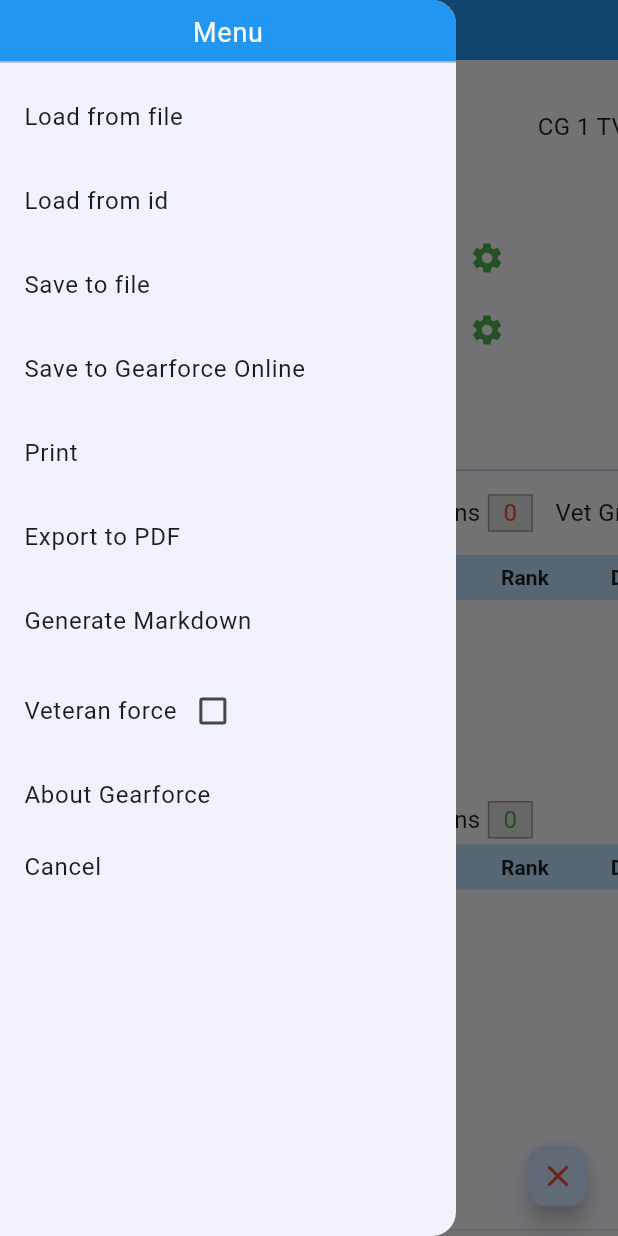
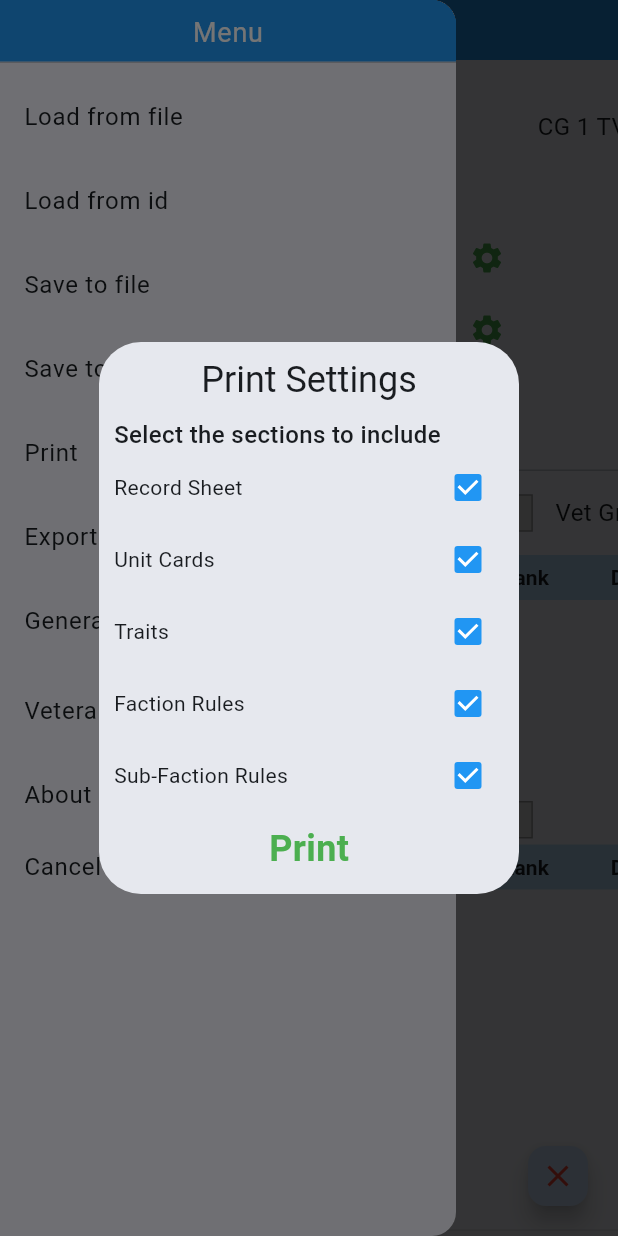
Before and after one commit to Ariemeth/gearforce-flutter, a Flutter app: the screen it shows after launch, in the side drawer, after a tap on "Print", on a phone screen of 412 x 824 dp. Run offline on Flutter 3.47's test engine with Material 3 defaults, Android fonts, the phone set to English and light mode, and no system bars; our stand-ins replace pdf, printing; missing offline and left inert: file_selector.

Commit message:
Added dialog to select which sections of the pdf to export/print

```diff
--- a/lib/screens/roster/pdf/pdf.dart
+++ b/lib/screens/roster/pdf/pdf.dart
@@ -6,6 +6,7 @@ import 'package:gearforce/screens/roster/pdf/record_sheet/record_sheet.dart';
 import 'package:gearforce/screens/roster/pdf/record_sheet/rules_sheet.dart';
 import 'package:gearforce/screens/roster/pdf/record_sheet/traits_sheet.dart';
 import 'package:gearforce/screens/roster/pdf/unit_cards/unit_cards.dart';
+import 'package:gearforce/widgets/pdf_settings.dart';
 import 'package:pdf/pdf.dart';
 import 'package:pdf/widgets.dart' as pw;
 import 'package:printing/printing.dart';
@@ -19,26 +20,63 @@ const double _bottomPageMargins = PdfPageFormat.inch / 28;
 const double _unitCardMargins = 5.0 / 2.0;
 const pw.EdgeInsets _footerMargin = const pw.EdgeInsets.only(top: 0);
 
-Future<bool> printPDF(UnitRoster roster, {required String version}) async {
+Future<bool> printPDF(
+  UnitRoster roster,
+  PDFSettings settings, {
+  required String version,
+}) async {
   // This is where we print the document
   return Printing.layoutPdf(
     // [onLayout] will be called multiple times
     // when the user changes the printer or printer settings
     onLayout: (PdfPageFormat format) {
       // Any valid Pdf document can be returned here as a list of int
-      return buildPdf(format, roster, version: version);
+      return buildPdf(format, roster, settings, version: version);
     },
   );
 }
 
+Future<void> downloadPDF(
+  UnitRoster roster,
+  PDFSettings settings, {
+  required String version,
+}) async {
+  final pdf = await buildPdf(
+    PdfPageFormat.letter,
+    roster,
+    settings,
+    version: version,
+  );
+
+  final String fileName = '${roster.name ?? _defaultRosterFileName}.pdf';
+  final saveLocation = await getSaveLocation(suggestedName: fileName);
+  if (saveLocation == null) {
+    // Operation was canceled by the user.
+    return;
+  }
+
+  final XFile textFile = XFile.fromData(
+    pdf,
+    mimeType: 'application/pdf',
+    name: fileName,
+  );
+
+  await textFile.saveTo(saveLocation.path);
+}
+
 /// This method takes a page format and generates the Pdf file data
-Future<Uint8List> buildPdf(PdfPageFormat format, UnitRoster roster,
-    {required String version}) async {
+Future<Uint8List> buildPdf(
+  PdfPageFormat format,
+  UnitRoster roster,
+  PDFSettings settings, {
+  required String version,
+}) async {
   // Create the Pdf document
   final pw.Document doc = pw.Document();
   final font = await PdfGoogleFonts.nunitoRegular();
   final pageTheme = await _myPageTheme(format);
 
+  if (settings.sections.recordSheet) {
     // Add record sheet summary
     doc.addPage(
       pw.MultiPage(
@@ -50,7 +88,9 @@ Future<Uint8List> buildPdf(PdfPageFormat format, UnitRoster roster,
             return _buildFooter(context, version, roster.rulesVersion);
           }),
     );
+  }
 
+  if (settings.sections.unitCards) {
     final unitCards = buildUnitCards(font, roster, version: version);
 
     // Add unit cards
@@ -74,7 +114,9 @@ Future<Uint8List> buildPdf(PdfPageFormat format, UnitRoster roster,
         return _buildFooter(context, version, roster.rulesVersion);
       },
     ));
+  }
 
+  if (settings.sections.traitReference) {
     // Add Trait reference page
     doc.addPage(pw.MultiPage(
         pageTheme: pageTheme,
@@ -84,17 +126,26 @@ Future<Uint8List> buildPdf(PdfPageFormat format, UnitRoster roster,
         footer: (pw.Context context) {
           return _buildFooter(context, version, roster.rulesVersion);
         }));
+  }
 
+  if (settings.sections.factionRules || settings.sections.subFactionRules) {
     // Add Rules reference page
     doc.addPage(pw.MultiPage(
         pageTheme: pageTheme,
         build: (context) {
-        return [buildRulesSheet(font, roster)];
+          return [
+            buildRulesSheet(
+              font,
+              roster,
+              includeFactionRules: settings.sections.factionRules,
+              includeSubFactionRules: settings.sections.subFactionRules,
+            )
+          ];
         },
         footer: (pw.Context context) {
           return _buildFooter(context, version, roster.rulesVersion);
         }));
-
+  }
   // Build and return the final Pdf file data
   return doc.save();
 }
@@ -131,29 +182,6 @@ pw.Widget _buildFooter(
   );
 }
 
-Future<void> downloadPDF(UnitRoster roster, {required String version}) async {
-  final pdf = await buildPdf(
-    PdfPageFormat.letter,
-    roster,
-    version: version,
-  );
-
-  final String fileName = '${roster.name ?? _defaultRosterFileName}.pdf';
-  final saveLocation = await getSaveLocation(suggestedName: fileName);
-  if (saveLocation == null) {
-    // Operation was canceled by the user.
-    return;
-  }
-
-  final XFile textFile = XFile.fromData(
-    pdf,
-    mimeType: 'application/pdf',
-    name: fileName,
-  );
-
-  await textFile.saveTo(saveLocation.path);
-}
-
 Future<pw.PageTheme> _myPageTheme(PdfPageFormat format) async {
   final updatedFormat = format.copyWith(
     marginLeft: _leftRightPageMargins,
--- /dev/null
+++ b/lib/screens/roster/pdf/pdf_settings_dialog.dart
@@ -0,0 +1,102 @@
+import 'package:flutter/material.dart';
+import 'package:gearforce/widgets/pdf_settings.dart';
+
+class PDFSettingsDialog extends StatelessWidget {
+  final String type;
+
+  const PDFSettingsDialog(this.type, {super.key});
+  @override
+  Widget build(BuildContext context) {
+    PDFSettings settings = PDFSettings();
+
+    return SimpleDialog(
+      title: Align(
+        child: Text('$type Settings', style: TextStyle(fontSize: 24)),
+      ),
+      children: [
+        Text('Select the sections to include',
+            style: TextStyle(
+              fontSize: 16,
+              fontWeight: FontWeight.w500,
+            )),
+        SettingsOptionLine(
+            text: 'Record Sheet',
+            onChanged: (bool? newValue) {
+              settings.sections.recordSheet = newValue!;
+            }),
+        SettingsOptionLine(
+            text: 'Unit Cards',
+            onChanged: (bool? newValue) {
+              settings.sections.unitCards = newValue!;
+            }),
+        SettingsOptionLine(
+            text: 'Traits',
+            onChanged: (bool? newValue) {
+              settings.sections.traitReference = newValue!;
+            }),
+        SettingsOptionLine(
+            text: 'Faction Rules',
+            onChanged: (bool? newValue) {
+              settings.sections.factionRules = newValue!;
+            }),
+        SettingsOptionLine(
+            text: 'Sub-Faction Rules',
+            onChanged: (bool? newValue) {
+              settings.sections.subFactionRules = newValue!;
+            }),
+        SimpleDialogOption(
+          onPressed: () {
+            Navigator.pop(context, settings);
+          },
+          child: Center(
+            child: Text(
+              type,
+              style: TextStyle(
+                  fontSize: 24,
+                  fontWeight: FontWeight.bold,
+                  color: Colors.green),
+            ),
+          ),
+        ),
+      ],
+      contentPadding: EdgeInsets.only(top: 10, bottom: 5, left: 10, right: 10),
+      titlePadding: EdgeInsets.only(top: 10, bottom: 0, left: 10, right: 10),
+    );
+  }
+}
+
+class SettingsOptionLine extends StatefulWidget {
+  final String text;
+  final ValueChanged<bool?> onChanged;
+
+  SettingsOptionLine({
+    required this.text,
+    required this.onChanged,
+  });
+
+  @override
+  State<SettingsOptionLine> createState() => _SettingsOptionLineState();
+}
+
+class _SettingsOptionLineState extends State<SettingsOptionLine> {
+  bool value = true;
+
+  @override
+  Widget build(BuildContext context) {
+    return Row(
+      children: [
+        Text(widget.text),
+        Spacer(),
+        Checkbox(
+          value: value,
+          onChanged: (bool? newValue) {
+            setState(() {
+              value = newValue!;
+            });
+            widget.onChanged(newValue);
+          },
+        ),
+      ],
+    );
+  }
+}
--- a/lib/screens/roster/roster.dart
+++ b/lib/screens/roster/roster.dart
@@ -7,11 +7,13 @@ import 'package:gearforce/screens/roster/filehandler/uploader.dart';
 import 'package:gearforce/screens/roster/input_roster_id.dart';
 import 'package:gearforce/screens/roster/markdown.dart';
 import 'package:gearforce/screens/roster/pdf/pdf.dart';
+import 'package:gearforce/screens/roster/pdf/pdf_settings_dialog.dart';
 import 'package:gearforce/screens/roster/roster_display.dart';
 import 'package:gearforce/screens/roster/show_roster_id.dart';
 import 'package:gearforce/screens/unitSelector/unit_selection.dart';
 import 'package:gearforce/widgets/api/api_service.dart';
 import 'package:gearforce/widgets/confirmation_dialog.dart';
+import 'package:gearforce/widgets/pdf_settings.dart';
 import 'package:gearforce/widgets/roster_id.dart';
 import 'package:provider/provider.dart';
 import 'package:url_launcher/url_launcher_string.dart';
@@ -19,7 +21,7 @@ import 'package:url_launcher/url_launcher_string.dart';
 const double _leftPanelWidth = 670.0;
 const double _titleHeight = 40.0;
 const double _menuTitleHeight = 50.0;
-const String _version = '1.1.0';
+const String _version = '1.2.0';
 const String _bugEmailAddress = 'gearforce@metadiversions.com';
 const String _dp9URL = 'https://www.dp9.com/';
 const String _sourceCodeURL = 'https://github.com/Ariemeth/gearforce-flutter';
@@ -184,7 +186,14 @@ class _RosterWidgetState extends State<RosterWidget> {
                 style: TextStyle(fontSize: 16),
               ),
               onTap: () async {
-                printPDF(roster, version: _version);
+                final pdfSettings = await showDialog<PDFSettings>(
+                  context: context,
+                  builder: (context) => PDFSettingsDialog('Print'),
+                );
+
+                if (pdfSettings != null) {
+                  printPDF(roster, pdfSettings, version: _version);
+                }
               },
             ),
             ListTile(
@@ -193,7 +202,14 @@ class _RosterWidgetState extends State<RosterWidget> {
                 style: TextStyle(fontSize: 16),
               ),
               onTap: () async {
-                downloadPDF(roster, version: _version);
+                final pdfSettings = await showDialog<PDFSettings>(
+                  context: context,
+                  builder: (context) => PDFSettingsDialog('Export to PDF'),
+                );
+
+                if (pdfSettings != null) {
+                  downloadPDF(roster, pdfSettings, version: _version);
+                }
               },
             ),
             ListTile(
--- /dev/null
+++ b/lib/widgets/pdf_settings.dart
@@ -0,0 +1,21 @@
+class PDFSettings {
+  Sections sections = Sections();
+
+  @override
+  String toString() {
+    return 'Sections: ' +
+        'recordSheet = ${sections.recordSheet}, ' +
+        'unitCards = ${sections.unitCards}, ' +
+        'traitReference = ${sections.traitReference}, ' +
+        'factionRules = ${sections.factionRules}, ' +
+        'subFactionRules = ${sections.subFactionRules}';
+  }
+}
+
+class Sections {
+  bool recordSheet = true;
+  bool unitCards = true;
+  bool traitReference = true;
+  bool factionRules = true;
+  bool subFactionRules = true;
+}
--- a/pubspec.yaml
+++ b/pubspec.yaml
@@ -16,7 +16,7 @@ publish_to: "none" # Remove this line if you wish to publish to pub.dev
 # Read more about iOS versioning at
 # https://developer.apple.com/library/archive/documentation/General/Reference/InfoPlistKeyReference/Articles/CoreFoundationKeys.html
 
-version: 1.1.0
+version: 1.2.0
 environment:
   sdk: ">=3.0.0"
 
```
Also changed, not shown: lib/screens/roster/pdf/record_sheet/header.dart (+9 -6 lines), lib/screens/roster/pdf/record_sheet/rules_sheet.dart (+10 -2 lines). Lines whose indentation alone changed are shown as unchanged.
